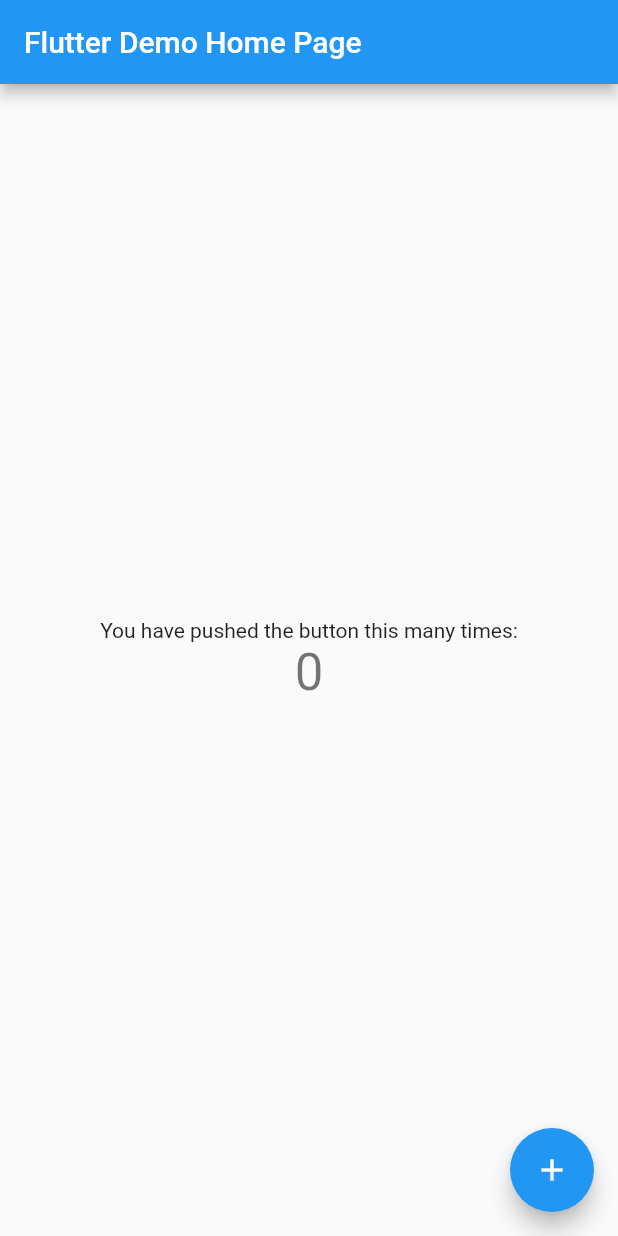
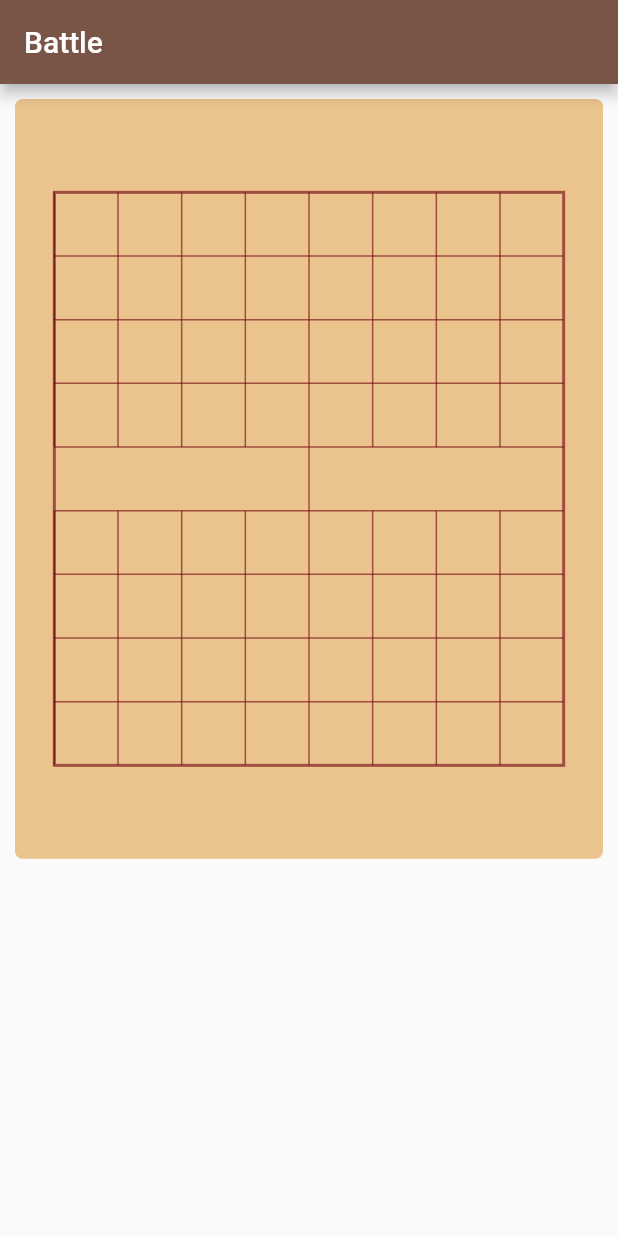
Before and after one commit to yanxubuchifan/xiangqi, a Flutter app: the screen it shows after launch, on a phone screen of 412 x 824 dp. Run offline on Flutter 3.47's test engine with Material 2 defaults, Android fonts, the phone set to English and light mode, and no system bars.

Commit message:
划线画一半

```diff
--- /dev/null
+++ b/lib/board/board-painter.dart
@@ -0,0 +1,73 @@
+import 'package:chessroad/common/color-consts.dart';
+import 'package:flutter/material.dart';
+
+import 'board-widget.dart';
+
+class BoardPainter extends CustomPainter {
+  // 棋盘的宽度， 横盘上线格的总宽度，每一个格子的边长
+  final double width, gridWidth, squareSide;
+  final thePaint = Paint();
+
+  static doPaint(Canvas canvas,Paint paint,double gridWidth,double squareSide,{double offsetX,double offsetY}){
+
+    paint.color = ColorConsts.BoardLine;
+    paint.style = PaintingStyle.stroke;
+
+    var left = offsetX, top = offsetY;
+
+    // 外框
+   paint.strokeWidth = 2;
+   canvas.drawRect(
+     Rect.fromLTWH(left, top, gridWidth, squareSide * 9),
+     paint,
+  );
+  // 中轴线
+   paint.strokeWidth = 1;
+   canvas.drawLine(
+     Offset(left + gridWidth / 2, top),
+     Offset(left + gridWidth / 2, top + squareSide * 9),
+     paint,
+  );
+  // 8 根中间的横线
+   for (var i = 1; i < 9; i++) {
+     canvas.drawLine(
+       Offset(left, top + squareSide * i),
+       Offset(left + gridWidth, top + squareSide * i),
+       paint,
+    );
+  }
+  // 上下各6根短竖线
+   for (var i = 0; i < 8; i++) {
+     //
+     if (i == 4) continue; // 中间拉通的线已经画过了
+
+     canvas.drawLine(
+       Offset(left + squareSide * i, top),
+       Offset(left + squareSide * i, top + squareSide * 4),
+       paint,
+    );
+     canvas.drawLine(
+       Offset(left + squareSide * i, top + squareSide * 5),
+       Offset(left + squareSide * i, top + squareSide * 9),
+       paint,
+    );
+  }
+
+
+  }
+
+  BoardPainter({@required this.width})
+      : gridWidth = (width - BoardWidget.Padding * 2) * 8 / 9,
+        squareSide = (width - BoardWidget.Padding * 2) / 9;
+
+  @override
+  void paint(Canvas canvas, Size size) {
+    //
+    doPaint(canvas, thePaint, gridWidth, squareSide,offsetX: BoardWidget.Padding+squareSide/2,offsetY: BoardWidget.Padding + BoardWidget.DigitsHeight+squareSide/2);
+  }
+
+  @override
+  bool shouldRepaint(CustomPainter oldDelegate) {
+    return false;
+  }
+}
--- /dev/null
+++ b/lib/board/board-widget.dart
@@ -0,0 +1,35 @@
+import 'package:chessroad/board/board-painter.dart';
+import 'package:flutter/material.dart';
+import '../common/color-consts.dart';
+
+class BoardWidget extends StatelessWidget {
+
+//棋盘内边界 + 棋盘上的路数指定文字高度
+static const Padding = 5.0, DigitsHeight = 36.0;
+
+//棋盘的宽度
+final double width, height;
+
+BoardWidget({@required this.width}):
+  height = (width - Padding *2) / 9 * 10 +(Padding + DigitsHeight) * 2;
+
+
+Widget build(BuildContext context) {
+  //
+  print(width);
+  print(height);
+  return Container(
+    width: width,
+    height: height,
+    decoration: BoxDecoration(
+      borderRadius: BorderRadius.circular(5),
+      color:ColorConsts.BoardBackground,
+    ),
+    child: CustomPaint(
+      painter: BoardPainter(width: width),
+    ),
+  );
+}
+
+
+}
--- a/lib/common/color-consts.dart
+++ b/lib/common/color-consts.dart
@@ -1,3 +1,5 @@
+import 'package:flutter/material.dart';
+
 class ColorConsts {
 
   // Logo 的颜色，一般都是品牌色
@@ -42,8 +44,3 @@ class ColorConsts {
   // 棋子文字颜色
   static const PieceTextColor = Color.fromARGB(0xCC, 0xFF, 0xFF, 0xFF);
 }
-
-
-
-      代码段来源：GitChat
-        —————— GitChat是一款基于微信平台的知识分享产品。通过这款产品我们希望改变IT知识的学习方式。
--- a/lib/main.dart
+++ b/lib/main.dart
@@ -1,117 +1,21 @@
 import 'package:flutter/material.dart';
+import 'routes/battle-page.dart';
 
-void main() {
-  runApp(MyApp());
-}
+void main() => runApp(ChessRoadApp());
 
-class MyApp extends StatelessWidget {
-  // This widget is the root of your application.
+class ChessRoadApp extends StatelessWidget {
+  //
   @override
   Widget build(BuildContext context) {
+    //
     return MaterialApp(
-      title: 'Flutter Demo',
-      theme: ThemeData(
-        // This is the theme of your application.
-        //
-        // Try running your application with "flutter run". You'll see the
-        // application has a blue toolbar. Then, without quitting the app, try
-        // changing the primarySwatch below to Colors.green and then invoke
-        // "hot reload" (press "r" in the console where you ran "flutter run",
-        // or simply save your changes to "hot reload" in a Flutter IDE).
-        // Notice that the counter didn't reset back to zero; the application
-        // is not restarted.
-        primarySwatch: Colors.blue,
-        // This makes the visual density adapt to the platform that you run
-        // the app on. For desktop platforms, the controls will be smaller and
-        // closer together (more dense) than on mobile platforms.
-        visualDensity: VisualDensity.adaptivePlatformDensity,
-      ),
-      home: MyHomePage(title: 'Flutter Demo Home Page'),
+      /// 使用 Material brown 的主题色，默认情况下最接近我们的品牌色
+      /// 一定要指定一个 App 的主题色是因为某些三方插件要显示某个界面时，
+      /// 可能没有提供界面控制参数，又不好修改别人的插件代码
+      theme: ThemeData(primarySwatch: Colors.brown),
+      // 禁止显示 App 右上角的一个「Debug」字样的条幅
+      debugShowCheckedModeBanner: false,
+      home: BattlePage(),
     );
   }
 }
-
-class MyHomePage extends StatefulWidget {
-  MyHomePage({Key key, this.title}) : super(key: key);
-
-  // This widget is the home page of your application. It is stateful, meaning
-  // that it has a State object (defined below) that contains fields that affect
-  // how it looks.
-
-  // This class is the configuration for the state. It holds the values (in this
-  // case the title) provided by the parent (in this case the App widget) and
-  // used by the build method of the State. Fields in a Widget subclass are
-  // always marked "final".
-
-  final String title;
-
-  @override
-  _MyHomePageState createState() => _MyHomePageState();
-}
-
-class _MyHomePageState extends State<MyHomePage> {
-  int _counter = 0;
-
-  void _incrementCounter() {
-    setState(() {
-      // This call to setState tells the Flutter framework that something has
-      // changed in this State, which causes it to rerun the build method below
-      // so that the display can reflect the updated values. If we changed
-      // _counter without calling setState(), then the build method would not be
-      // called again, and so nothing would appear to happen.
-      _counter++;
-    });
-  }
-
-  @override
-  Widget build(BuildContext context) {
-    // This method is rerun every time setState is called, for instance as done
-    // by the _incrementCounter method above.
-    //
-    // The Flutter framework has been optimized to make rerunning build methods
-    // fast, so that you can just rebuild anything that needs updating rather
-    // than having to individually change instances of widgets.
-    return Scaffold(
-      appBar: AppBar(
-        // Here we take the value from the MyHomePage object that was created by
-        // the App.build method, and use it to set our appbar title.
-        title: Text(widget.title),
-      ),
-      body: Center(
-        // Center is a layout widget. It takes a single child and positions it
-        // in the middle of the parent.
-        child: Column(
-          // Column is also a layout widget. It takes a list of children and
-          // arranges them vertically. By default, it sizes itself to fit its
-          // children horizontally, and tries to be as tall as its parent.
-          //
-          // Invoke "debug painting" (press "p" in the console, choose the
-          // "Toggle Debug Paint" action from the Flutter Inspector in Android
-          // Studio, or the "Toggle Debug Paint" command in Visual Studio Code)
-          // to see the wireframe for each widget.
-          //
-          // Column has various properties to control how it sizes itself and
-          // how it positions its children. Here we use mainAxisAlignment to
-          // center the children vertically; the main axis here is the vertical
-          // axis because Columns are vertical (the cross axis would be
-          // horizontal).
-          mainAxisAlignment: MainAxisAlignment.center,
-          children: <Widget>[
-            Text(
-              'You have pushed the button this many times:',
-            ),
-            Text(
-              '$_counter',
-              style: Theme.of(context).textTheme.headline4,
-            ),
-          ],
-        ),
-      ),
-      floatingActionButton: FloatingActionButton(
-        onPressed: _incrementCounter,
-        tooltip: 'Increment',
-        child: Icon(Icons.add),
-      ), // This trailing comma makes auto-formatting nicer for build methods.
-    );
-  }
-}
--- /dev/null
+++ b/lib/routes/battle-page.dart
@@ -0,0 +1,25 @@
+import 'package:flutter/material.dart';
+import '../board/board-widget.dart';
+
+class BattlePage extends StatelessWidget {
+  // 棋盘的纵横方向的边距
+  static const BoardMarginV = 10.0, BoardMarginH = 10.0;
+
+  @override
+  Widget build(BuildContext context) {
+    //
+    final windowSize = MediaQuery.of(context).size;
+    final boardHeight = windowSize.width - BoardMarginH * 2;
+    print('Hello Dart');
+    return Scaffold(
+      appBar: AppBar(title: Text('Battle')),
+      body: Container(
+        margin: const EdgeInsets.symmetric(
+          horizontal: BoardMarginH,
+          vertical: BoardMarginV,
+        ),
+        child: BoardWidget(width: boardHeight),
+      ),
+    );
+  }
+}
```
Also changed, not shown: 4 other files.
